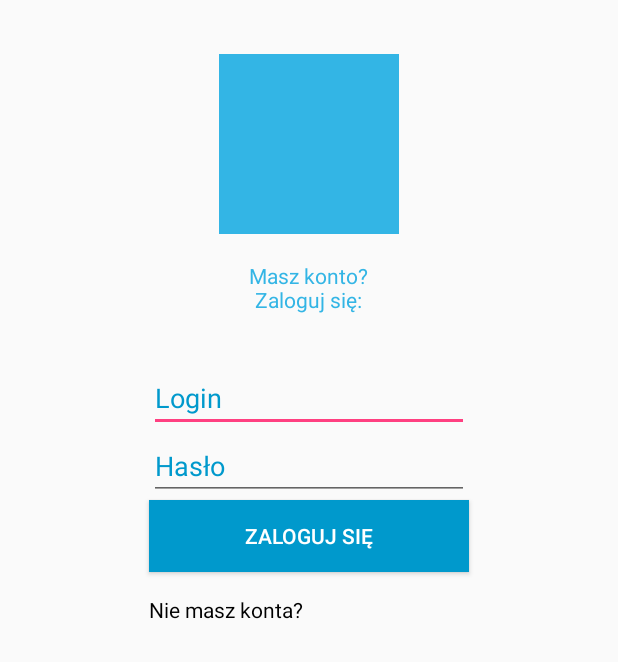
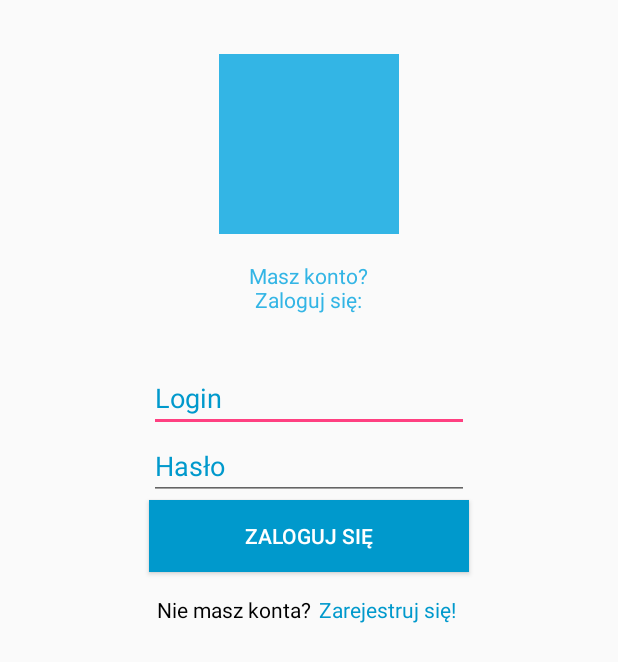
Before and after one commit to Tomasz-sys/aplikacja_mobilna_komunikator, an Android app: the layout activity_login.xml on its own in the app's theme, with its tools: preview values and no code run, on a phone screen of 412 x 824 dp. Shown: the top 662 px of the screen. Run offline under Robolectric (Android 15) with nearby library versions, the phone set to English and light mode, and no system bars.

Commit message:
Add container below loginButton

```diff
--- a/Komunikator/app/src/main/res/layout/activity_login.xml
+++ b/Komunikator/app/src/main/res/layout/activity_login.xml
@@ -62,22 +62,31 @@
 
     <LinearLayout
         android:layout_width="match_parent"
-        android:layout_height="match_parent"
-        android:layout_marginTop="15dp"
-        android:layout_marginBottom="20dp"
-        android:orientation="vertical"
-        android:layout_below="@+id/loginButton"
-        android:layout_alignRight="@+id/loginButton"
+        android:layout_height="wrap_content"
         android:layout_alignEnd="@+id/loginButton"
         android:layout_alignLeft="@+id/loginButton"
-        android:layout_alignStart="@+id/loginButton">
+        android:layout_alignRight="@+id/loginButton"
+        android:layout_alignStart="@+id/loginButton"
+        android:layout_below="@+id/loginButton"
+        android:layout_marginBottom="20dp"
+        android:layout_marginTop="15dp"
+        android:orientation="horizontal">
 
         <TextView
             android:id="@+id/accountLackTextView"
             android:layout_width="wrap_content"
             android:layout_height="wrap_content"
+            android:layout_marginLeft="5dp"
             android:text="@string/lack_of_account_text"
             android:textColor="@android:color/black" />
+
+        <TextView
+            android:id="@+id/loginLinkTextView"
+            android:layout_width="match_parent"
+            android:layout_height="wrap_content"
+            android:layout_marginLeft="5dp"
+            android:text="@string/register_text"
+            android:textColor="@android:color/holo_blue_dark" />
     </LinearLayout>
 
 </RelativeLayout>
--- a/Komunikator/app/src/main/res/values/strings.xml
+++ b/Komunikator/app/src/main/res/values/strings.xml
@@ -5,4 +5,5 @@
     <string name="password_text">Hasło</string>
     <string name="login_button_text">Zaloguj się</string>
     <string name="lack_of_account_text">Nie masz konta?</string>
+    <string name="register_text">Zarejestruj się!</string>
 </resources>
```
